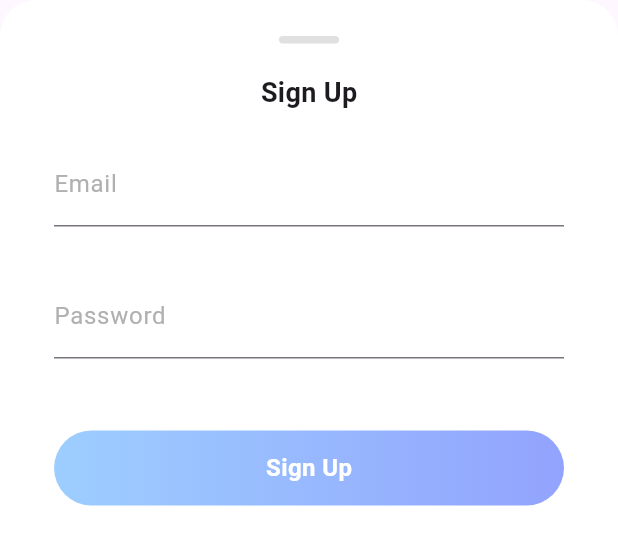
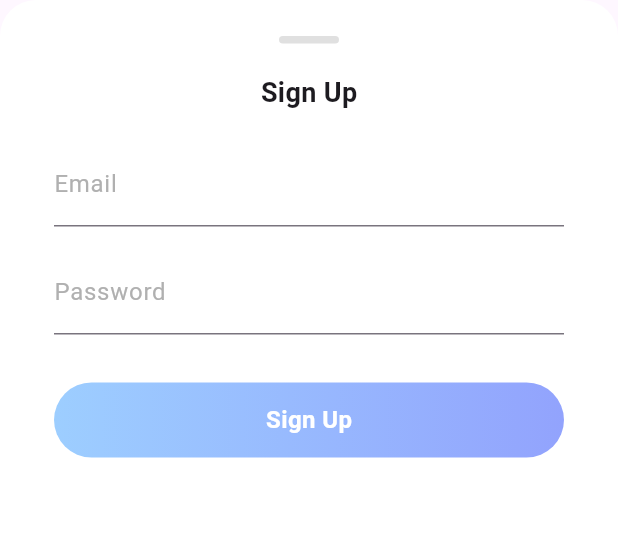
Before and after one commit to KaozhiChen/task_manager, a Flutter app: the SignUpBottomSheet widget shown alone on an empty page, opened directly, on a phone screen of 412 x 824 dp. Shown: the top 545 px of the screen. Run offline on Flutter 3.47's test engine with Material 3 defaults, Android fonts, the phone set to English and light mode, and no system bars; our stand-ins replace cloud_firestore, firebase_auth, firebase_core; accounts and stored records are empty.

```diff
--- a/lib/pages/signup_sheet.dart
+++ b/lib/pages/signup_sheet.dart
@@ -12,10 +12,16 @@ class SignUpBottomSheet extends StatefulWidget {
 }
 
 class _SignUpBottomSheetState extends State<SignUpBottomSheet> {
-  // form state
   final _formKey = GlobalKey<FormState>();
   final TextEditingController _emailController = TextEditingController();
   final TextEditingController _passwordController = TextEditingController();
+
+  @override
+  void dispose() {
+    _emailController.dispose();
+    _passwordController.dispose();
+    super.dispose();
+  }
 
   @override
   Widget build(BuildContext context) {
@@ -63,12 +69,11 @@ class _SignUpBottomSheetState extends State<SignUpBottomSheet> {
                 ),
                 const SizedBox(height: 20),
 
-                // form area
+                // Form area
                 Form(
                   key: _formKey,
                   child: Column(
                     children: [
-                      //email
                       TextFormField(
                         controller: _emailController,
                         cursorColor: labelColor,
@@ -77,7 +82,9 @@ class _SignUpBottomSheetState extends State<SignUpBottomSheet> {
                           labelStyle: TextStyle(color: labelColor),
                           floatingLabelStyle: TextStyle(color: labelColor),
                           focusedBorder: UnderlineInputBorder(
-                                borderSide: BorderSide(color: primary))),
+                            borderSide: BorderSide(color: primary),
+                          ),
+                        ),
                         validator: (value) {
                           if (value == null || value.isEmpty) {
                             return 'Please enter your email';
@@ -85,14 +92,7 @@ class _SignUpBottomSheetState extends State<SignUpBottomSheet> {
                           return null;
                         },
                       ),
-                      const SizedBox(
-                        height: 16,
-                      ),
-                      // email
-                      const SizedBox(
-                        height: 16,
-                      ),
-                      //password
+                      const SizedBox(height: 16),
                       TextFormField(
                         controller: _passwordController,
                         cursorColor: labelColor,
@@ -101,16 +101,18 @@ class _SignUpBottomSheetState extends State<SignUpBottomSheet> {
                           labelStyle: TextStyle(color: labelColor),
                           floatingLabelStyle: TextStyle(color: labelColor),
                           focusedBorder: UnderlineInputBorder(
-                                borderSide: BorderSide(color: primary))),
+                            borderSide: BorderSide(color: primary),
+                          ),
+                        ),
+                        obscureText: true,
                         validator: (value) {
                           if (value == null || value.isEmpty) {
                             return 'Please enter your password';
+                          } else if (value.length < 6) {
+                            return 'Password should be at least 6 characters';
                           }
                           return null;
                         },
-                      ),
-                      const SizedBox(
-                        height: 16,
                       ),
                     ],
                   ),
@@ -120,6 +122,8 @@ class _SignUpBottomSheetState extends State<SignUpBottomSheet> {
                 // Sign Up Button
                 InkWell(
                   onTap: () async {
+                    // Validate form
+                    if (_formKey.currentState!.validate()) {
                       try {
                         await FirebaseAuth.instance
                             .createUserWithEmailAndPassword(
@@ -127,19 +131,19 @@ class _SignUpBottomSheetState extends State<SignUpBottomSheet> {
                           password: _passwordController.text.trim(),
                         );
 
-                      // signup successfully
+                        if (!mounted) return;
+
                         ScaffoldMessenger.of(context).showSnackBar(
                           const SnackBar(content: Text("Signup successful!")),
                         );
 
-                      // close bottom sheet
                         Navigator.pop(context);
                       } catch (e) {
-                      // fail to signup
                         ScaffoldMessenger.of(context).showSnackBar(
                           SnackBar(
                               content: Text("Signup failed: ${e.toString()}")),
                         );
+                      }
                     }
                   },
                   child: Container(
@@ -148,18 +152,16 @@ class _SignUpBottomSheetState extends State<SignUpBottomSheet> {
                     decoration: BoxDecoration(
                       gradient:
                           const LinearGradient(colors: [secondary, primary]),
-                        borderRadius: BorderRadius.circular(30)),
-                    child: const Row(
-                      mainAxisAlignment: MainAxisAlignment.center,
-                      children: [
-                        Text(
+                      borderRadius: BorderRadius.circular(30),
+                    ),
+                    child: const Center(
+                      child: Text(
                         "Sign Up",
                         style: TextStyle(
                             fontSize: 16,
                             color: white,
                             fontWeight: FontWeight.bold),
-                        )
-                      ],
+                      ),
                     ),
                   ),
                 ),
```
Also changed, not shown: lib/main.dart (+0 -101 lines), lib/pages/home_page.dart (added, +97 -0 lines), lib/pages/login_page.dart (+5 -4 lines), 2 other files. Lines whose indentation alone changed are shown as unchanged.
